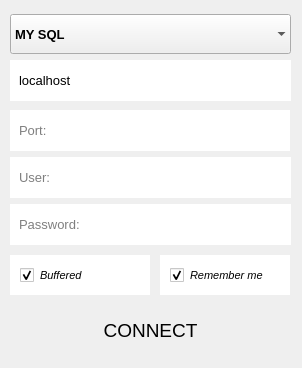
Before: the Qt Designer form MYQT_Application/assets/UI/Layout/ConnectorWindow.ui in fer-moreira/MYQT, drawn with Qt 5.
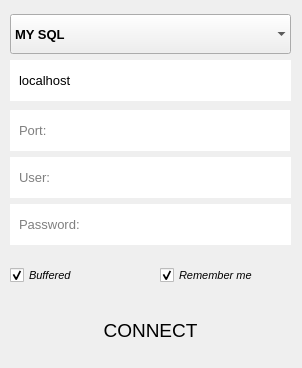
After: the same form once the commit is applied.

What changed in the file:
```diff
--- a/MYQT_Application/assets/UI/Layout/ConnectorWindow.ui
+++ b/MYQT_Application/assets/UI/Layout/ConnectorWindow.ui
@@ -159,10 +159,7 @@
      <string>&lt;html&gt;&lt;head/&gt;&lt;body&gt;&lt;p&gt;Trusted Connection&lt;/p&gt;&lt;/body&gt;&lt;/html&gt;</string>
     </property>
     <property name="autoFillBackground">
-     <bool>false</bool>
-    </property>
-    <property name="styleSheet">
-     <string notr="true">padding:10;background:white;</string>
+     <bool>true</bool>
     </property>
     <property name="text">
      <string>Remember me</string>
@@ -359,10 +356,7 @@
      <enum>Qt::LeftToRight</enum>
     </property>
     <property name="autoFillBackground">
-     <bool>false</bool>
-    </property>
-    <property name="styleSheet">
-     <string notr="true">padding:10;background:white;</string>
+     <bool>true</bool>
     </property>
     <property name="text">
      <string>Buffered</string>
```
